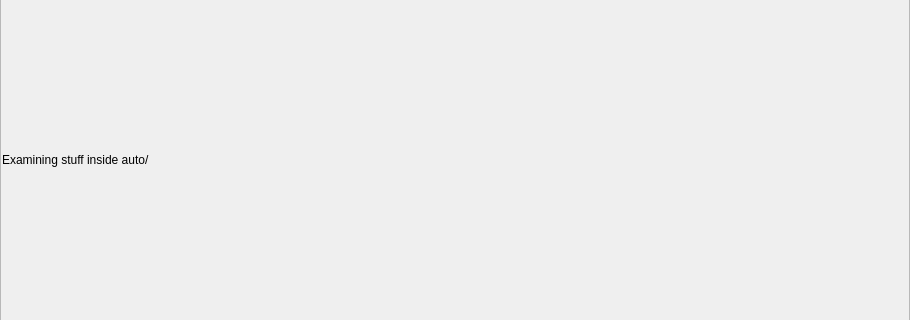
This is python/examine_auto_gui.ui in gperciva/vivi as Qt 5 draws it before an edit; both pictures show x 0 to 910 and y 90 to 410 of the 910 by 500 pixel window. The edited form follows.
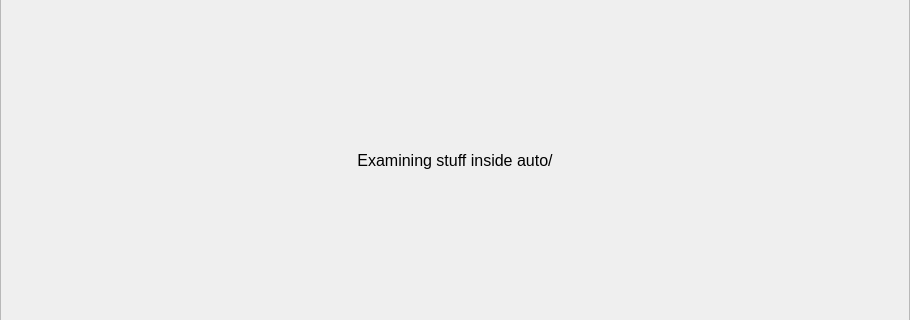
This is the edited form.

Patch:
```diff
--- a/python/examine_auto_gui.ui
+++ b/python/examine_auto_gui.ui
@@ -34,9 +34,17 @@
        <height>30</height>
       </size>
      </property>
+     <property name="font">
+      <font>
+       <pointsize>12</pointsize>
+      </font>
+     </property>
      <property name="text">
       <string>Examining stuff inside auto/</string>
      </property>
+     <property name="alignment">
+      <set>Qt::AlignCenter</set>
+     </property>
     </widget>
    </item>
   </layout>
```
